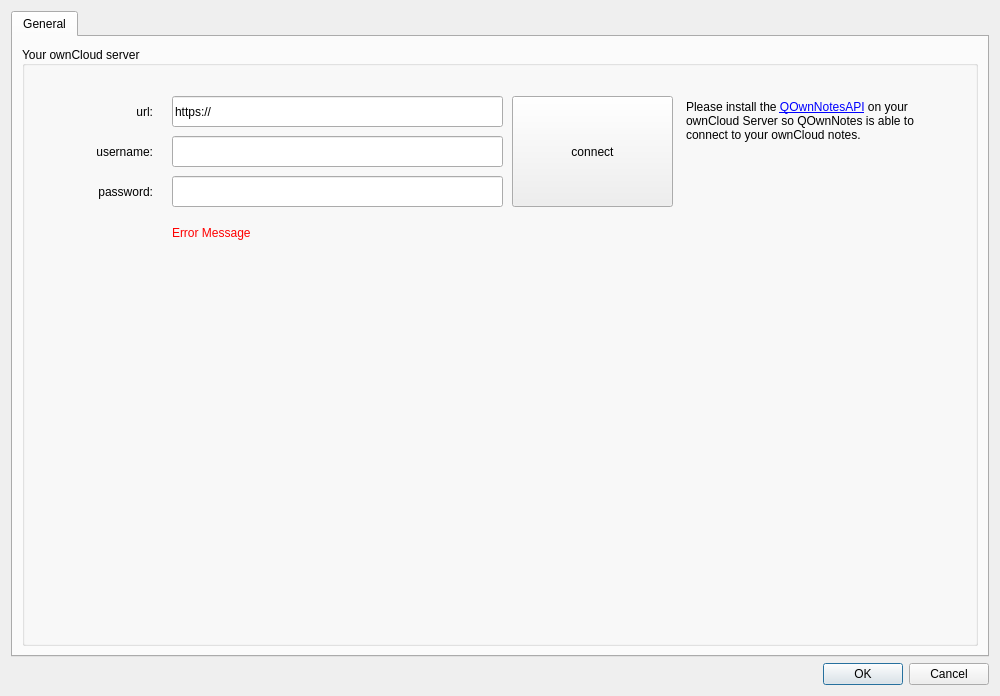
Old version of the form src/settingsdialog.ui in the repository pbek/QOwnNotes.
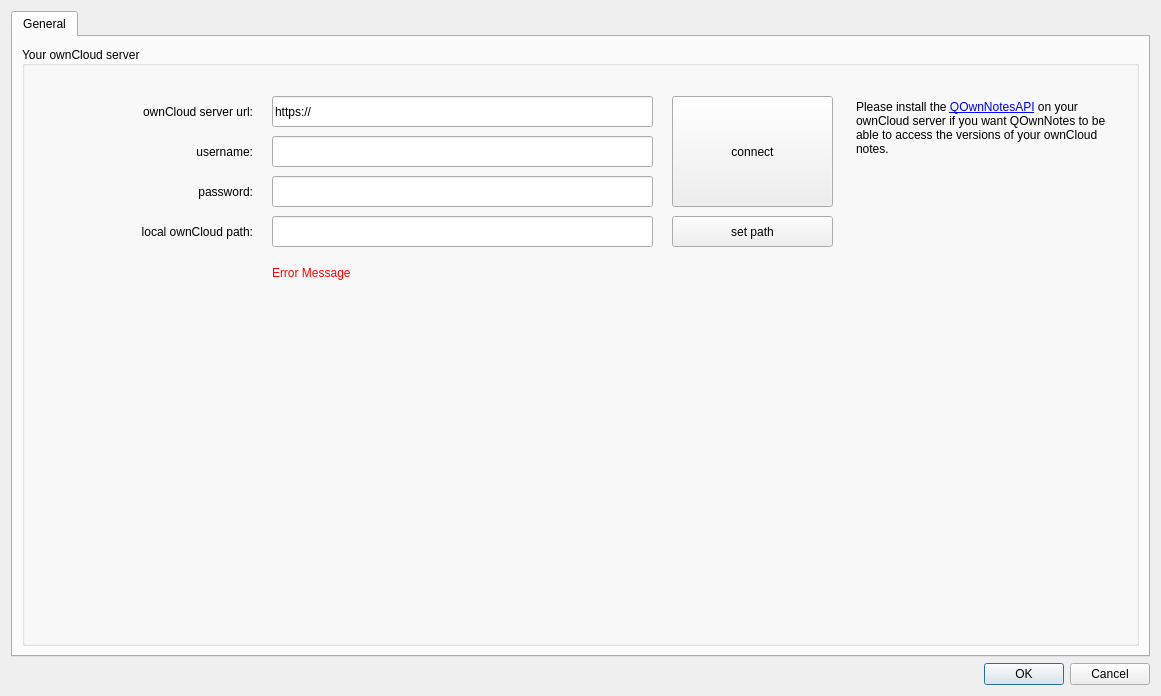
New version of the form. Icons and pictures are not drawn.

Commit message: loading version data from ownCloud server

The edit to the form file:
```diff
--- a/src/settingsdialog.ui
+++ b/src/settingsdialog.ui
@@ -6,7 +6,7 @@
    <rect>
     <x>0</x>
     <y>0</y>
-    <width>1000</width>
+    <width>1161</width>
     <height>696</height>
    </rect>
   </property>
@@ -57,9 +57,9 @@
            <widget class="QLineEdit" name="serverUrlEdit">
             <property name="geometry">
              <rect>
-              <x>150</x>
+              <x>250</x>
               <y>50</y>
-              <width>331</width>
+              <width>381</width>
               <height>31</height>
              </rect>
             </property>
@@ -75,7 +75,7 @@
              <rect>
               <x>10</x>
               <y>90</y>
-              <width>121</width>
+              <width>221</width>
               <height>31</height>
              </rect>
             </property>
@@ -91,12 +91,12 @@
              <rect>
               <x>10</x>
               <y>50</y>
-              <width>121</width>
+              <width>221</width>
               <height>31</height>
              </rect>
             </property>
             <property name="text">
-             <string>url:</string>
+             <string>ownCloud server url:</string>
             </property>
             <property name="alignment">
              <set>Qt::AlignRight|Qt::AlignTrailing|Qt::AlignVCenter</set>
@@ -105,9 +105,9 @@
            <widget class="QLineEdit" name="userNameEdit">
             <property name="geometry">
              <rect>
-              <x>150</x>
+              <x>250</x>
               <y>90</y>
-              <width>331</width>
+              <width>381</width>
               <height>31</height>
              </rect>
             </property>
@@ -117,7 +117,7 @@
              <rect>
               <x>10</x>
               <y>130</y>
-              <width>121</width>
+              <width>221</width>
               <height>31</height>
              </rect>
             </property>
@@ -131,9 +131,9 @@
            <widget class="QLineEdit" name="passwordEdit">
             <property name="geometry">
              <rect>
-              <x>150</x>
+              <x>250</x>
               <y>130</y>
-              <width>331</width>
+              <width>381</width>
               <height>31</height>
              </rect>
             </property>
@@ -141,7 +141,7 @@
            <widget class="QPushButton" name="connectButton">
             <property name="geometry">
              <rect>
-              <x>490</x>
+              <x>650</x>
               <y>50</y>
               <width>161</width>
               <height>111</height>
@@ -162,9 +162,9 @@
             </property>
             <property name="geometry">
              <rect>
-              <x>150</x>
-              <y>180</y>
-              <width>501</width>
+              <x>250</x>
+              <y>220</y>
+              <width>561</width>
               <height>21</height>
              </rect>
             </property>
@@ -199,7 +199,7 @@
             </property>
             <property name="geometry">
              <rect>
-              <x>660</x>
+              <x>830</x>
               <y>50</y>
               <width>261</width>
               <height>171</height>
@@ -216,12 +216,62 @@
 &lt;html&gt;&lt;head&gt;&lt;meta name=&quot;qrichtext&quot; content=&quot;1&quot; /&gt;&lt;style type=&quot;text/css&quot;&gt;
 p, li { white-space: pre-wrap; }
 &lt;/style&gt;&lt;/head&gt;&lt;body style=&quot; font-family:'Sans Serif'; font-size:9pt; font-weight:400; font-style:normal;&quot;&gt;
-&lt;p style=&quot; margin-top:0px; margin-bottom:0px; margin-left:0px; margin-right:0px; -qt-block-indent:0; text-indent:0px;&quot;&gt;Please install the &lt;a href=&quot;https://apps.owncloud.com/content/show.php?content=173817&quot;&gt;&lt;span style=&quot; text-decoration: underline; color:#0000ff;&quot;&gt;QOwnNotesAPI&lt;/span&gt;&lt;/a&gt; on your ownCloud Server so QOwnNotes is able to connect to your ownCloud notes.&lt;/p&gt;&lt;/body&gt;&lt;/html&gt;</string>
+&lt;p style=&quot; margin-top:0px; margin-bottom:0px; margin-left:0px; margin-right:0px; -qt-block-indent:0; text-indent:0px;&quot;&gt;Please install the &lt;a href=&quot;https://apps.owncloud.com/content/show.php?content=173817&quot;&gt;&lt;span style=&quot; text-decoration: underline; color:#0000ff;&quot;&gt;QOwnNotesAPI&lt;/span&gt;&lt;/a&gt; on your ownCloud server if you want QOwnNotes to be able to access the versions of your ownCloud notes.&lt;/p&gt;&lt;/body&gt;&lt;/html&gt;</string>
             </property>
             <property name="openExternalLinks">
              <bool>true</bool>
             </property>
            </widget>
+           <widget class="QLabel" name="label_6">
+            <property name="geometry">
+             <rect>
+              <x>10</x>
+              <y>170</y>
+              <width>221</width>
+              <height>31</height>
+             </rect>
+            </property>
+            <property name="text">
+             <string>local ownCloud path:</string>
+            </property>
+            <property name="alignment">
+             <set>Qt::AlignRight|Qt::AlignTrailing|Qt::AlignVCenter</set>
+            </property>
+           </widget>
+           <widget class="QLineEdit" name="localOwnCloudPathEdit">
+            <property name="geometry">
+             <rect>
+              <x>250</x>
+              <y>170</y>
+              <width>381</width>
+              <height>31</height>
+             </rect>
+            </property>
+            <property name="toolTip">
+             <string>&lt;html&gt;&lt;head/&gt;&lt;body&gt;&lt;p&gt;We need the local ownCloud base directory to derermine the directory where we will find the note file on your ownCloud server.&lt;/p&gt;&lt;/body&gt;&lt;/html&gt;</string>
+            </property>
+           </widget>
+           <widget class="QPushButton" name="localOwnCloudDirectoryButton">
+            <property name="geometry">
+             <rect>
+              <x>650</x>
+              <y>170</y>
+              <width>161</width>
+              <height>31</height>
+             </rect>
+            </property>
+            <property name="toolTip">
+             <string>&lt;html&gt;&lt;head/&gt;&lt;body&gt;&lt;p&gt;Click here to set your ownCloud directory.&lt;/p&gt;&lt;/body&gt;&lt;/html&gt;</string>
+            </property>
+            <property name="text">
+             <string>set path</string>
+            </property>
+            <property name="icon">
+             <iconset theme="folder-open">
+              <normaloff/>
+             </iconset>
+            </property>
+           </widget>
           </widget>
          </item>
         </layout>
```
Left out of the diff: 11 changed lines with no effect on the pictures. The commit also changes 6 other files.
